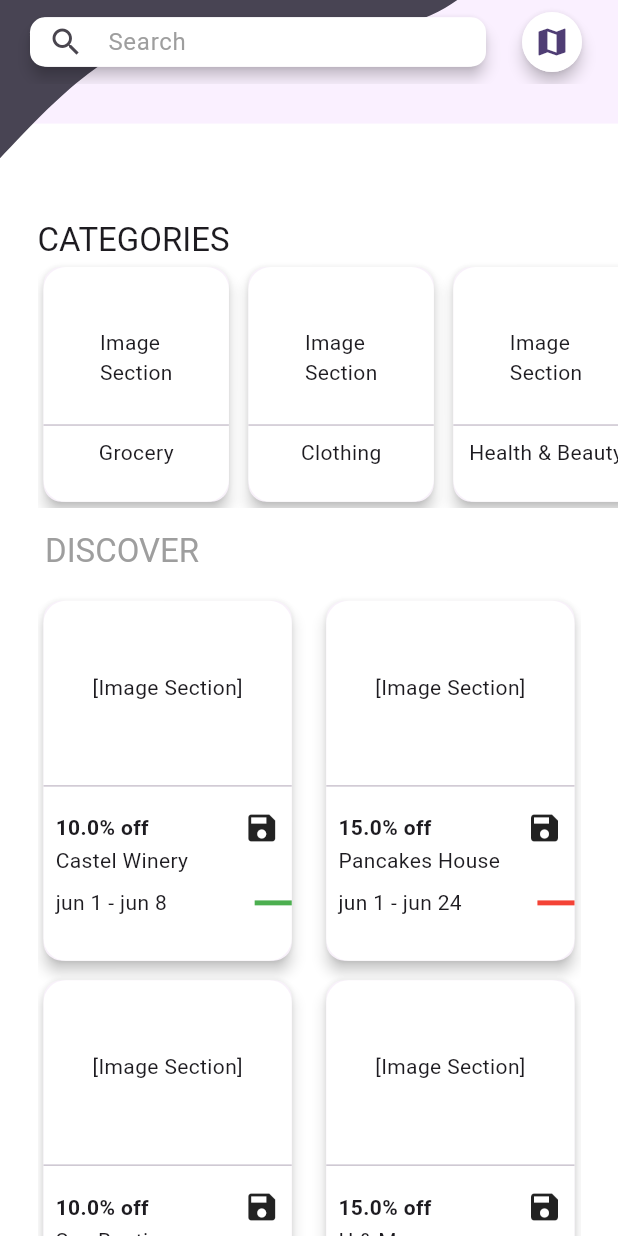
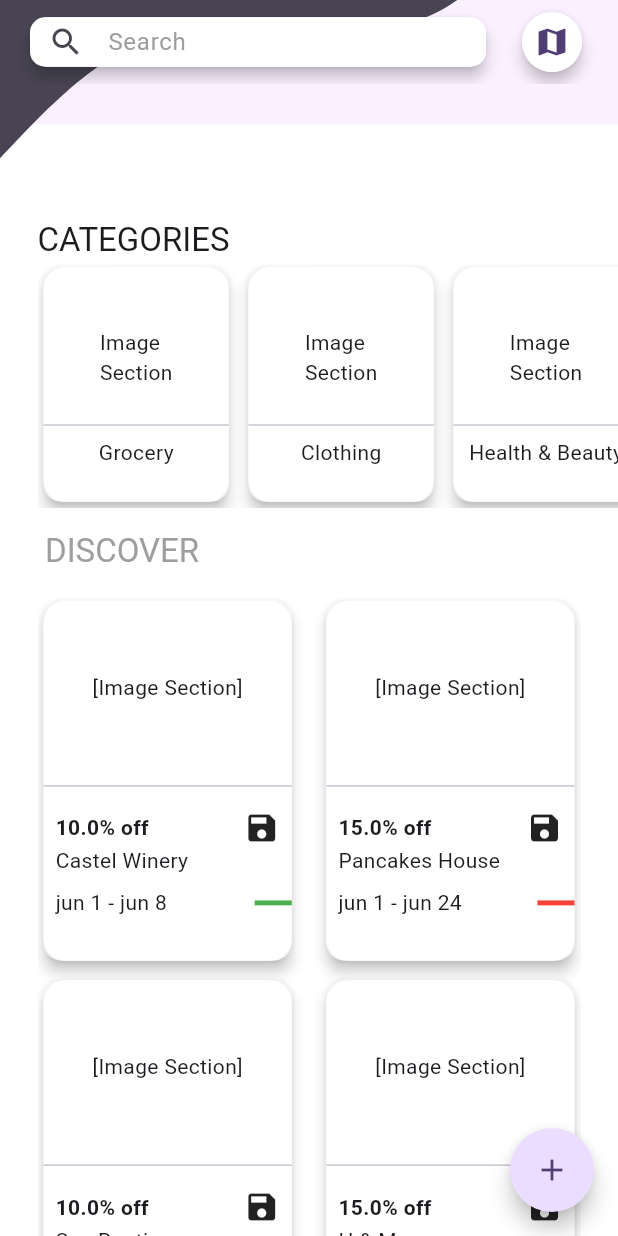
Before and after one commit to paraspithadiya10/Coupon_app, a Flutter app: the DiscoverScreen screen opened by its route, on a phone screen of 412 x 824 dp. Run offline on Flutter 3.47's test engine with Material 3 defaults, Android fonts, the phone set to English and light mode, and no system bars; our stand-ins replace flutter_svg, shared_preferences, sqflite; accounts and stored records are empty; project files that could hold a hidden picture were left out.

Commit message:
add fab button

```diff
--- a/lib/data/local/db_helper.dart
+++ b/lib/data/local/db_helper.dart
@@ -81,13 +81,13 @@ class DbHelper {
     return rowsEffected > 0;
   }
 
-  // get user by email
+  // get user by id
   Future<List<Map<String, Object?>>> getUserByStoredId() async {
     var sharedPref = await SharedPreferences.getInstance();
-    final userId = sharedPref.getInt(keyUserId);
+    final id = sharedPref.getInt(keyUserId);
     var db = await getDB();
     var userData =
-        await db.query(userTable, where: '$userId = ?', whereArgs: [userId]);
+        await db.query(userTable, where: '$userId = ?', whereArgs: [id]);
 
     return userData;
   }
--- a/lib/data/preferences/pref_keys.dart
+++ b/lib/data/preferences/pref_keys.dart
@@ -1,2 +1,3 @@
 const String keyLogin = "login";
 const String keyUserId = "userId";
+const String keyUserEmail = "userEmail";
--- a/lib/screens/discover_screen.dart
+++ b/lib/screens/discover_screen.dart
@@ -26,8 +26,13 @@ class DiscoverScreen extends StatelessWidget {
           _customAppBarUI(height, width, context),
           _categoryTitleAndItemsUI(context, categoryItems, height, width),
           _discoverTitleUI(context),
-          _discoverGridViewUI(height, width)
+          _discoverGridViewUI(height, width),
         ],
+      ),
+      floatingActionButton: FloatingActionButton(
+        shape: CircleBorder(),
+        onPressed: () {},
+        child: Icon(Icons.add),
       ),
     );
   }
@@ -214,7 +219,7 @@ class DiscoverScreen extends StatelessWidget {
 }
 
 class GridItems extends StatelessWidget {
-  GridItems(
+  const GridItems(
       {super.key,
       required this.height,
       required this.width,
@@ -268,7 +273,7 @@ class GridItems extends StatelessWidget {
                           Icon(Icons.save)
                         ],
                       ),
-                      Text('$brandName'),
+                      Text(brandName),
                     ],
                   ),
                 ),
--- a/lib/screens/profile_screen.dart
+++ b/lib/screens/profile_screen.dart
@@ -25,10 +25,9 @@ class _ProfileScreenState extends State<ProfileScreen> {
     getCurrentUser();
   }
 
-  Future<List<Map<String, Object?>>> getCurrentUser() async {
+  getCurrentUser() async {
     currentUser = await dbRef!.getUserByStoredId();
     setState(() {});
-    return currentUser;
   }
 
   void deleteAccount() async {
```
Also changed, not shown: lib/screens/login_screen.dart (+15 -10 lines).
